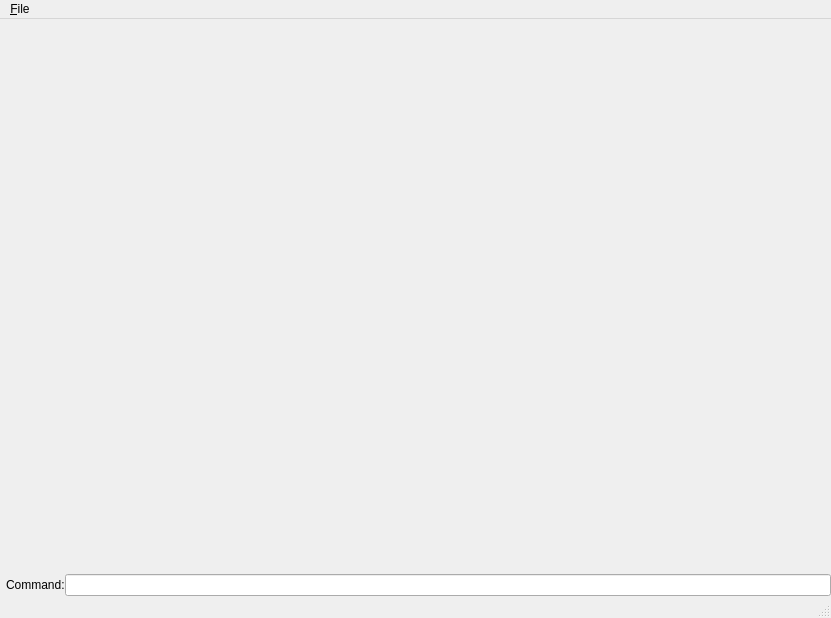
Above: src/qt-app/main.ui from RBVI/ChimeraX before the change. Below: the same form after it.
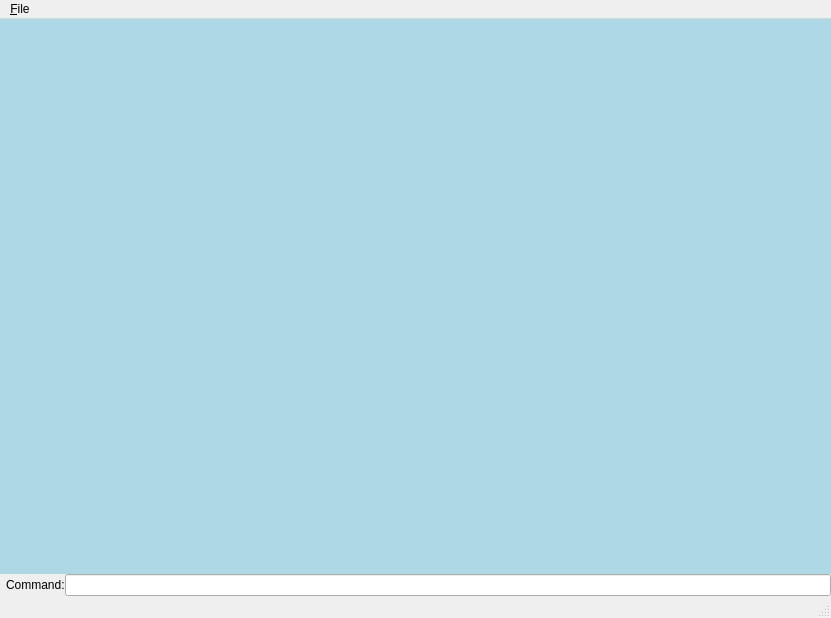
That is the form after the change.

Commit message: Get graphics window to expand to edges.

What changed in the file:
```diff
--- a/src/qt-app/main.ui
+++ b/src/qt-app/main.ui
@@ -32,10 +32,7 @@
    <property name="styleSheet">
     <string notr="true"/>
    </property>
-   <layout class="QVBoxLayout" name="verticalLayout">
-    <property name="spacing">
-     <number>0</number>
-    </property>
+   <layout class="QGridLayout" name="gridLayout" rowstretch="0,0">
     <property name="leftMargin">
      <number>0</number>
     </property>
@@ -48,7 +45,10 @@
     <property name="bottomMargin">
      <number>0</number>
     </property>
-    <item>
+    <property name="spacing">
+     <number>0</number>
+    </property>
+    <item row="0" column="0" colspan="2">
      <widget class="QWidget" name="graphicsView" native="true">
       <property name="sizePolicy">
        <sizepolicy hsizetype="Expanding" vsizetype="Expanding">
@@ -56,14 +56,15 @@
         <verstretch>0</verstretch>
        </sizepolicy>
       </property>
+      <property name="autoFillBackground">
+       <bool>false</bool>
+      </property>
       <property name="styleSheet">
-       <string notr="true"/>
+       <string notr="true">background-color: lightblue</string>
       </property>
      </widget>
     </item>
-    <item>
-     <layout class="QHBoxLayout" name="horizontalLayout">
-      <item>
+    <item row="1" column="0">
        <widget class="QLabel" name="label">
         <property name="text">
          <string>Command:</string>
@@ -73,10 +74,8 @@
         </property>
        </widget>
       </item>
-      <item>
+    <item row="1" column="1">
        <widget class="QLineEdit" name="lineEdit"/>
-      </item>
-     </layout>
     </item>
    </layout>
   </widget>
```
Lines whose indentation alone changed are shown as unchanged. The commit also changes 1 other file.
